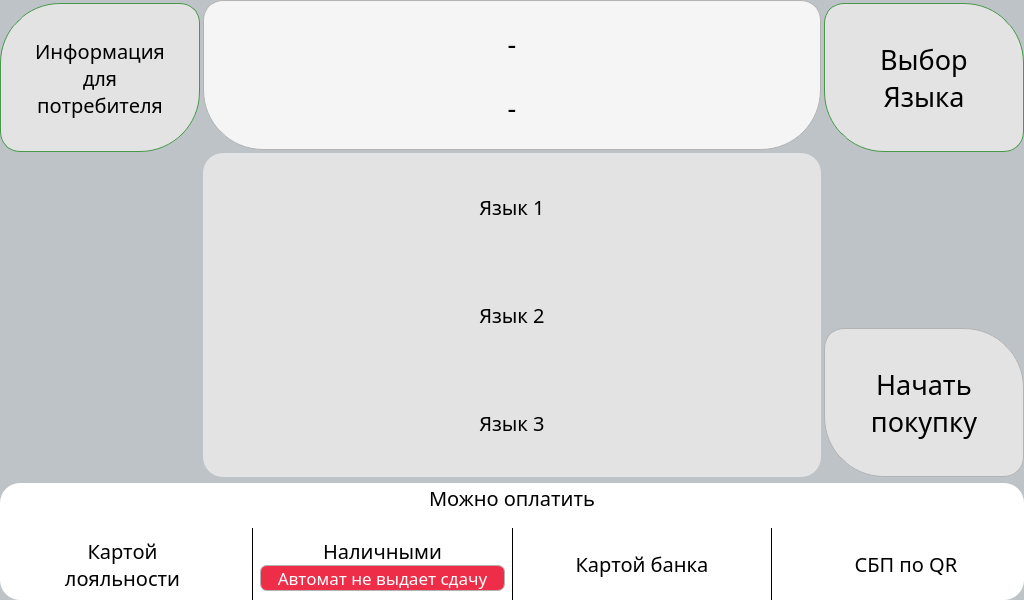
The window that services/gui/resources/ui_interface/waiting_window.ui (dmitriymikryukov/vodobox-pro) describes before a commit, drawn with Qt 5.
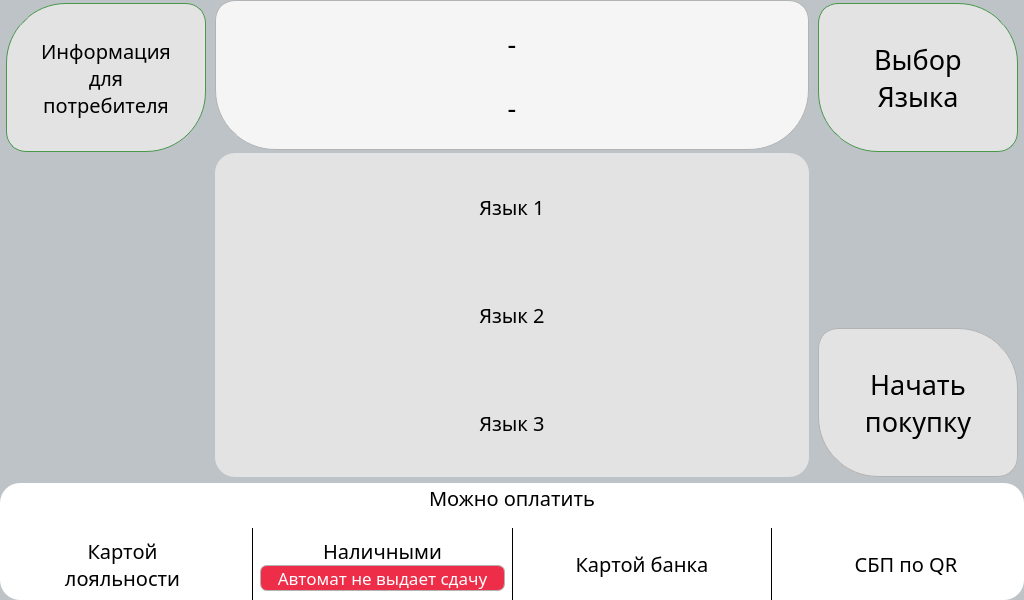
The same window after the commit. The open tabs and pages were chosen to show the change.

Commit message: testing wating window

The edit to the form file:
```diff
--- a/services/gui/resources/ui_interface/waiting_window.ui
+++ b/services/gui/resources/ui_interface/waiting_window.ui
@@ -1045,6 +1045,12 @@
              <verstretch>0</verstretch>
             </sizepolicy>
            </property>
+           <property name="maximumSize">
+            <size>
+             <width>600</width>
+             <height>16777215</height>
+            </size>
+           </property>
            <property name="frameShape">
             <enum>QFrame::NoFrame</enum>
            </property>
@@ -1210,7 +1216,7 @@
                  </property>
                  <property name="minimumSize">
                   <size>
-                   <width>618</width>
+                   <width>0</width>
                    <height>310</height>
                   </size>
                  </property>
```
Left out of the diff: 2 changed lines with no effect on the pictures. The commit also changes 1 other file.
